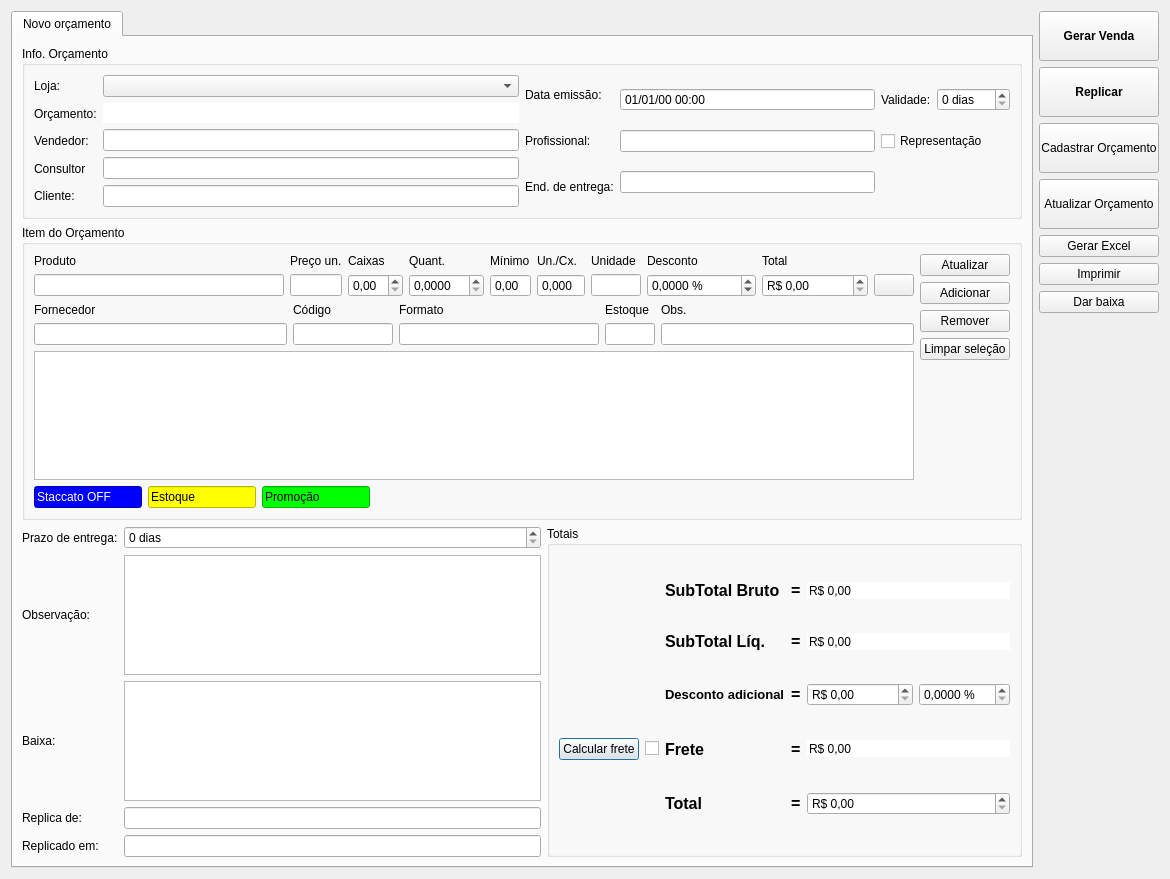
Above: ui/orcamento.ui from darktorres/ERP-STACCATO before the change. Below: the same form after it.
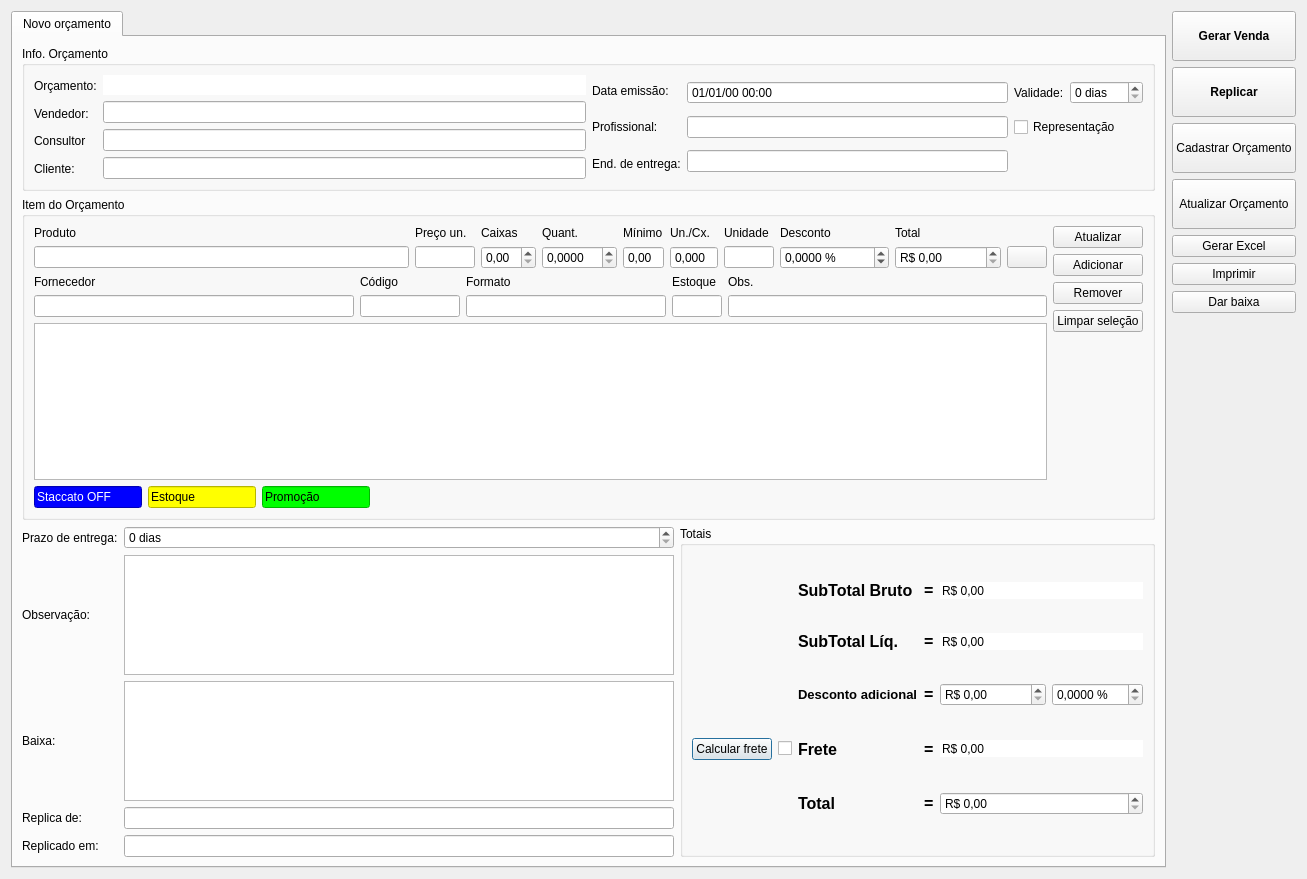
That is the form after the change. Icons and pictures are not drawn. Custom widgets are drawn as their Qt base class.

```diff
--- a/ui/orcamento.ui
+++ b/ui/orcamento.ui
@@ -9,7 +9,7 @@
    <rect>
     <x>0</x>
     <y>0</y>
-    <width>1170</width>
+    <width>1307</width>
     <height>879</height>
    </rect>
   </property>
@@ -665,13 +665,6 @@
            <layout class="QHBoxLayout" name="horizontalLayout">
             <item>
              <layout class="QVBoxLayout" name="verticalLayout_6">
-              <item>
-               <widget class="QLabel" name="labelLoja">
-                <property name="text">
-                 <string>Loja:</string>
-                </property>
-               </widget>
-              </item>
               <item>
                <widget class="QLabel" name="labelOrcamento">
                 <property name="text">
@@ -716,9 +709,6 @@
             </item>
             <item>
              <layout class="QVBoxLayout" name="verticalLayout_4">
-              <item>
-               <widget class="ComboBox" name="comboBoxLoja"/>
-              </item>
               <item>
                <widget class="QLineEdit" name="lineEditOrcamento">
                 <property name="toolTip">
@@ -1509,11 +1499,6 @@
    <extends>QLineEdit</extends>
    <header>src/itembox.h</header>
   </customwidget>
-  <customwidget>
-   <class>ComboBox</class>
-   <extends>QComboBox</extends>
-   <header>src/combobox.h</header>
-  </customwidget>
   <customwidget>
    <class>LineEditDecimal</class>
    <extends>QLineEdit</extends>
```
Left out of the diff: 2 changed lines with no effect on the pictures.
